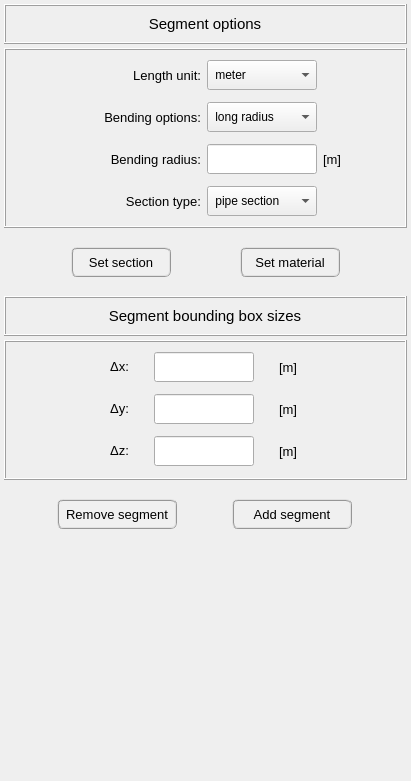
This is pulse/interface/ui_files/model/geometry/add_widget.ui in open-pulse/OpenPulse as Qt 5 draws it before an edit. The edited form follows.
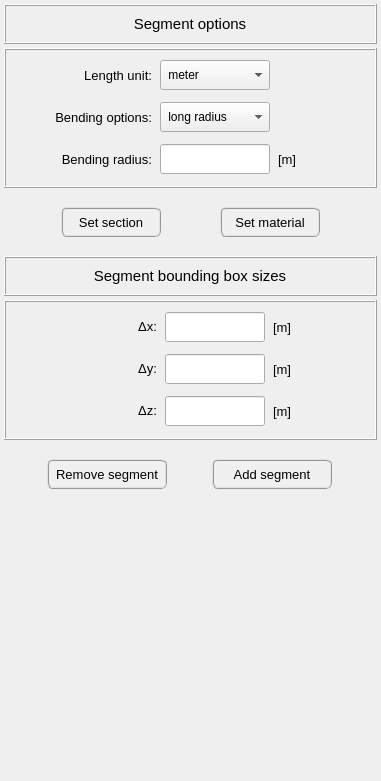
This is the edited form.

Diff of the .ui file:
```diff
--- a/pulse/interface/ui_files/model/geometry/add_widget.ui
+++ b/pulse/interface/ui_files/model/geometry/add_widget.ui
@@ -6,7 +6,7 @@
    <rect>
     <x>0</x>
     <y>0</y>
-    <width>411</width>
+    <width>381</width>
     <height>781</height>
    </rect>
   </property>
@@ -118,13 +118,13 @@
      <property name="minimumSize">
       <size>
        <width>0</width>
-       <height>180</height>
+       <height>140</height>
       </size>
      </property>
      <property name="maximumSize">
       <size>
        <width>16777215</width>
-       <height>180</height>
+       <height>140</height>
       </size>
      </property>
      <property name="frameShape">
@@ -146,33 +146,9 @@
       <property name="bottomMargin">
        <number>4</number>
       </property>
-      <item row="2" column="1">
-       <widget class="QLabel" name="label_6">
-        <property name="minimumSize">
-         <size>
-          <width>132</width>
-          <height>30</height>
-         </size>
-        </property>
-        <property name="maximumSize">
-         <size>
-          <width>132</width>
-          <height>30</height>
-         </size>
-        </property>
-        <property name="font">
-         <font>
-          <pointsize>10</pointsize>
-         </font>
-        </property>
-        <property name="text">
-         <string>Bending radius:</string>
-        </property>
-        <property name="alignment">
-         <set>Qt::AlignRight|Qt::AlignTrailing|Qt::AlignVCenter</set>
-        </property>
-       </widget>
-      </item>
+      <property name="horizontalSpacing">
+       <number>8</number>
+      </property>
       <item row="0" column="2">
        <widget class="QComboBox" name="comboBox_length_unit">
         <property name="minimumSize">
@@ -233,8 +209,8 @@
         </property>
        </widget>
       </item>
-      <item row="6" column="2">
-       <widget class="QComboBox" name="comboBox_section_type">
+      <item row="2" column="1">
+       <widget class="QLabel" name="label_6">
         <property name="minimumSize">
          <size>
           <width>110</width>
@@ -249,32 +225,55 @@
         </property>
         <property name="font">
          <font>
-          <pointsize>9</pointsize>
+          <pointsize>10</pointsize>
          </font>
         </property>
-        <item>
-         <property name="text">
-          <string> pipe section</string>
-         </property>
-        </item>
-        <item>
-         <property name="text">
-          <string> beam section</string>
-         </property>
-        </item>
+        <property name="text">
+         <string>Bending radius:</string>
+        </property>
+        <property name="alignment">
+         <set>Qt::AlignRight|Qt::AlignTrailing|Qt::AlignVCenter</set>
+        </property>
+       </widget>
+      </item>
+      <item row="1" column="1">
+       <widget class="QLabel" name="label_5">
+        <property name="minimumSize">
+         <size>
+          <width>110</width>
+          <height>30</height>
+         </size>
+        </property>
+        <property name="maximumSize">
+         <size>
+          <width>110</width>
+          <height>30</height>
+         </size>
+        </property>
+        <property name="font">
+         <font>
+          <pointsize>10</pointsize>
+         </font>
+        </property>
+        <property name="text">
+         <string>Bending options:</string>
+        </property>
+        <property name="alignment">
+         <set>Qt::AlignRight|Qt::AlignTrailing|Qt::AlignVCenter</set>
+        </property>
        </widget>
       </item>
       <item row="0" column="1">
        <widget class="QLabel" name="label_4">
         <property name="minimumSize">
          <size>
-          <width>132</width>
+          <width>110</width>
           <height>30</height>
          </size>
         </property>
         <property name="maximumSize">
          <size>
-          <width>132</width>
+          <width>110</width>
           <height>30</height>
          </size>
         </property>
@@ -304,84 +303,6 @@
         </property>
        </spacer>
       </item>
-      <item row="1" column="1">
-       <widget class="QLabel" name="label_5">
-        <property name="minimumSize">
-         <size>
-          <width>132</width>
-          <height>30</height>
-         </size>
-        </property>
-        <property name="maximumSize">
-         <size>
-          <width>132</width>
-          <height>30</height>
-         </size>
-        </property>
-        <property name="font">
-         <font>
-          <pointsize>10</pointsize>
-         </font>
-        </property>
-        <property name="text">
-         <string>Bending options:</string>
-        </property>
-        <property name="alignment">
-         <set>Qt::AlignRight|Qt::AlignTrailing|Qt::AlignVCenter</set>
-        </property>
-       </widget>
-      </item>
-      <item row="6" column="1">
-       <widget class="QLabel" name="label_9">
-        <property name="minimumSize">
-         <size>
-          <width>132</width>
-          <height>30</height>
-         </size>
-        </property>
-        <property name="maximumSize">
-         <size>
-          <width>132</width>
-          <height>30</height>
-         </size>
-        </property>
-        <property name="font">
-         <font>
-          <pointsize>10</pointsize>
-         </font>
-        </property>
-        <property name="text">
-         <string>Section type:</string>
-        </property>
-        <property name="alignment">
-         <set>Qt::AlignRight|Qt::AlignTrailing|Qt::AlignVCenter</set>
-        </property>
-       </widget>
-      </item>
-      <item row="2" column="3">
-       <widget class="QLabel" name="label_unit_bending_radius">
-        <property name="minimumSize">
-         <size>
-          <width>0</width>
-          <height>0</height>
-         </size>
-        </property>
-        <property name="maximumSize">
-         <size>
-          <width>100</width>
-          <height>16777215</height>
-         </size>
-        </property>
-        <property name="font">
-         <font>
-          <pointsize>10</pointsize>
-         </font>
-        </property>
-        <property name="text">
-         <string>[m]</string>
-        </property>
-       </widget>
-      </item>
       <item row="1" column="2">
        <widget class="QComboBox" name="comboBox_bending_type">
         <property name="minimumSize">
@@ -436,6 +357,30 @@
         </property>
        </spacer>
       </item>
+      <item row="2" column="3">
+       <widget class="QLabel" name="label_unit_bending_radius">
+        <property name="minimumSize">
+         <size>
+          <width>60</width>
+          <height>0</height>
+         </size>
+        </property>
+        <property name="maximumSize">
+         <size>
+          <width>60</width>
+          <height>16777215</height>
+         </size>
+        </property>
+        <property name="font">
+         <font>
+          <pointsize>10</pointsize>
+         </font>
+        </property>
+        <property name="text">
+         <string>[m]</string>
+        </property>
+       </widget>
+      </item>
      </layout>
     </widget>
    </item>
@@ -660,18 +605,21 @@
       <property name="bottomMargin">
        <number>4</number>
       </property>
+      <property name="horizontalSpacing">
+       <number>8</number>
+      </property>
       <item row="2" column="2">
-       <widget class="QLabel" name="label_unit_delta_y">
+       <widget class="QLineEdit" name="lineEdit_delta_y">
         <property name="minimumSize">
          <size>
-          <width>60</width>
-          <height>0</height>
+          <width>100</width>
+          <height>30</height>
          </size>
         </property>
         <property name="maximumSize">
          <size>
           <width>100</width>
-          <height>16777215</height>
+          <height>30</height>
          </size>
         </property>
         <property name="font">
@@ -679,22 +627,22 @@
           <pointsize>10</pointsize>
          </font>
         </property>
-        <property name="text">
-         <string>[m]</string>
+        <property name="alignment">
+         <set>Qt::AlignCenter</set>
         </property>
        </widget>
       </item>
-      <item row="1" column="0">
+      <item row="1" column="1">
        <widget class="QLabel" name="label">
         <property name="minimumSize">
          <size>
-          <width>100</width>
+          <width>110</width>
           <height>30</height>
          </size>
         </property>
         <property name="maximumSize">
          <size>
-          <width>100</width>
+          <width>110</width>
           <height>30</height>
          </size>
         </property>
@@ -714,18 +662,18 @@
         </property>
        </widget>
       </item>
-      <item row="2" column="1">
-       <widget class="QLineEdit" name="lineEdit_delta_y">
+      <item row="2" column="3">
+       <widget class="QLabel" name="label_unit_delta_y">
         <property name="minimumSize">
          <size>
-          <width>100</width>
-          <height>30</height>
+          <width>60</width>
+          <height>0</height>
          </size>
         </property>
         <property name="maximumSize">
          <size>
-          <width>100</width>
-          <height>30</height>
+          <width>60</width>
+          <height>16777215</height>
          </size>
         </property>
         <property name="font">
@@ -733,12 +681,12 @@
           <pointsize>10</pointsize>
          </font>
         </property>
-        <property name="alignment">
-         <set>Qt::AlignCenter</set>
+        <property name="text">
+         <string>[m]</string>
         </property>
        </widget>
       </item>
-      <item row="1" column="2">
+      <item row="1" column="3">
        <widget class="QLabel" name="label_unit_delta_x">
         <property name="minimumSize">
          <size>
@@ -748,7 +696,7 @@
         </property>
         <property name="maximumSize">
          <size>
-          <width>100</width>
+          <width>60</width>
           <height>16777215</height>
          </size>
         </property>
@@ -762,71 +710,17 @@
         </property>
        </widget>
       </item>
-      <item row="2" column="0">
-       <widget class="QLabel" name="label_2">
-        <property name="minimumSize">
-         <size>
-          <width>100</width>
-          <height>30</height>
-         </size>
-        </property>
-        <property name="maximumSize">
-         <size>
-          <width>100</width>
-          <height>30</height>
-         </size>
-        </property>
-        <property name="font">
-         <font>
-          <pointsize>10</pointsize>
-         </font>
-        </property>
-        <property name="toolTip">
-         <string/>
-        </property>
-        <property name="text">
-         <string>&lt;html&gt;&lt;head/&gt;&lt;body&gt;&lt;p&gt;Δy:&lt;/p&gt;&lt;/body&gt;&lt;/html&gt;</string>
-        </property>
-        <property name="alignment">
-         <set>Qt::AlignRight|Qt::AlignTrailing|Qt::AlignVCenter</set>
-        </property>
-       </widget>
-      </item>
       <item row="3" column="1">
-       <widget class="QLineEdit" name="lineEdit_delta_z">
-        <property name="minimumSize">
-         <size>
-          <width>100</width>
-          <height>30</height>
-         </size>
-        </property>
-        <property name="maximumSize">
-         <size>
-          <width>100</width>
-          <height>30</height>
-         </size>
-        </property>
-        <property name="font">
-         <font>
-          <pointsize>10</pointsize>
-         </font>
-        </property>
-        <property name="alignment">
-         <set>Qt::AlignCenter</set>
-        </property>
-       </widget>
-      </item>
-      <item row="3" column="0">
        <widget class="QLabel" name="label_3">
         <property name="minimumSize">
          <size>
-          <width>100</width>
+          <width>110</width>
           <height>30</height>
          </size>
         </property>
         <property name="maximumSize">
          <size>
-          <width>100</width>
+          <width>110</width>
           <height>30</height>
          </size>
         </property>
@@ -846,7 +740,37 @@
         </property>
        </widget>
       </item>
-      <item row="3" column="2">
+      <item row="2" column="1">
+       <widget class="QLabel" name="label_2">
+        <property name="minimumSize">
+         <size>
+          <width>110</width>
+          <height>30</height>
+         </size>
+        </property>
+        <property name="maximumSize">
+         <size>
+          <width>110</width>
+          <height>30</height>
+         </size>
+        </property>
+        <property name="font">
+         <font>
+          <pointsize>10</pointsize>
+         </font>
+        </property>
+        <property name="toolTip">
+         <string/>
+        </property>
+        <property name="text">
+         <string>&lt;html&gt;&lt;head/&gt;&lt;body&gt;&lt;p&gt;Δy:&lt;/p&gt;&lt;/body&gt;&lt;/html&gt;</string>
+        </property>
+        <property name="alignment">
+         <set>Qt::AlignRight|Qt::AlignTrailing|Qt::AlignVCenter</set>
+        </property>
+       </widget>
+      </item>
+      <item row="3" column="3">
        <widget class="QLabel" name="label_unit_delta_z">
         <property name="minimumSize">
          <size>
@@ -856,7 +780,7 @@
         </property>
         <property name="maximumSize">
          <size>
-          <width>100</width>
+          <width>60</width>
           <height>16777215</height>
          </size>
         </property>
@@ -870,7 +794,31 @@
         </property>
        </widget>
       </item>
-      <item row="1" column="1">
+      <item row="3" column="2">
+       <widget class="QLineEdit" name="lineEdit_delta_z">
+        <property name="minimumSize">
+         <size>
+          <width>100</width>
+          <height>30</height>
+         </size>
+        </property>
+        <property name="maximumSize">
+         <size>
+          <width>100</width>
+          <height>30</height>
+         </size>
+        </property>
+        <property name="font">
+         <font>
+          <pointsize>10</pointsize>
+         </font>
+        </property>
+        <property name="alignment">
+         <set>Qt::AlignCenter</set>
+        </property>
+       </widget>
+      </item>
+      <item row="1" column="2">
        <widget class="QLineEdit" name="lineEdit_delta_x">
         <property name="minimumSize">
          <size>
@@ -894,6 +842,32 @@
         </property>
        </widget>
       </item>
+      <item row="1" column="0">
+       <spacer name="horizontalSpacer_3">
+        <property name="orientation">
+         <enum>Qt::Horizontal</enum>
+        </property>
+        <property name="sizeHint" stdset="0">
+         <size>
+          <width>40</width>
+          <height>20</height>
+         </size>
+        </property>
+       </spacer>
+      </item>
+      <item row="1" column="4">
+       <spacer name="horizontalSpacer_4">
+        <property name="orientation">
+         <enum>Qt::Horizontal</enum>
+        </property>
+        <property name="sizeHint" stdset="0">
+         <size>
+          <width>40</width>
+          <height>20</height>
+         </size>
+        </property>
+       </spacer>
+      </item>
      </layout>
     </widget>
    </item>
@@ -972,6 +946,9 @@
       </item>
       <item row="0" column="1">
        <widget class="QPushButton" name="pushButton_add_segment">
+        <property name="enabled">
+         <bool>true</bool>
+        </property>
         <property name="minimumSize">
          <size>
           <width>120</width>
```
Left out of the diff: 1 changed line with no effect on the pictures.
